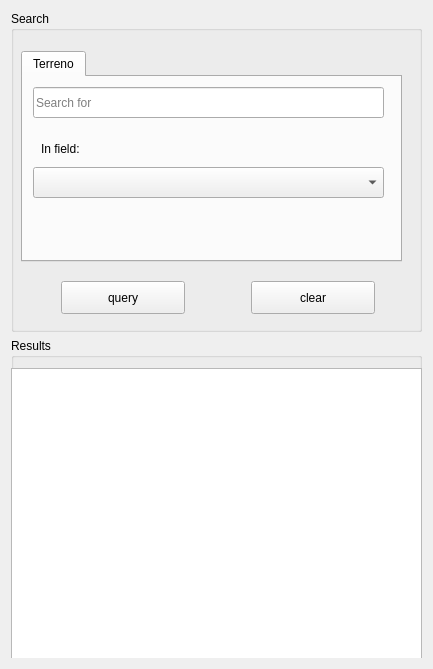
Qt form asistente_ladm_col/ui/dockwidget_queries.ui (SwissTierrasColombia/Asistente-LADM-COL) before a commit.
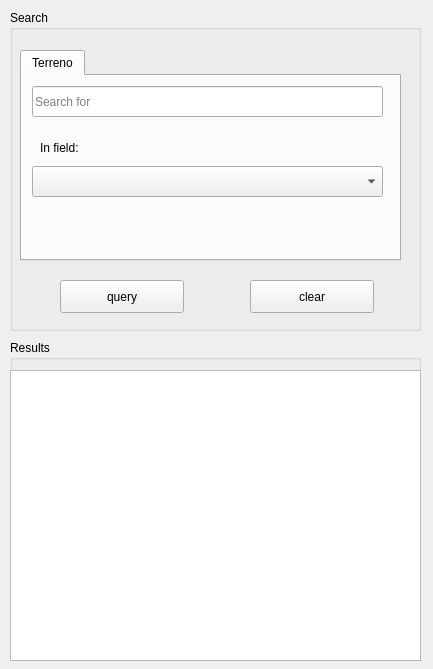
The same form after that commit.

Commit message: [ui] reverting changes in form

The edit to the form file:
```diff
--- a/asistente_ladm_col/ui/dockwidget_queries.ui
+++ b/asistente_ladm_col/ui/dockwidget_queries.ui
@@ -13,9 +13,38 @@
   <property name="windowTitle">
    <string>Form</string>
   </property>
-  <layout class="QVBoxLayout" name="verticalLayout">
-   <item>
+  <widget class="QGroupBox" name="groupBox_2">
+   <property name="geometry">
+    <rect>
+     <x>10</x>
+     <y>340</y>
+     <width>411</width>
+     <height>321</height>
+    </rect>
+   </property>
+   <property name="title">
+    <string>Results</string>
+   </property>
+   <widget class="QTreeView" name="treeView">
+    <property name="geometry">
+     <rect>
+      <x>0</x>
+      <y>30</y>
+      <width>411</width>
+      <height>291</height>
+     </rect>
+    </property>
+   </widget>
+  </widget>
     <widget class="QGroupBox" name="groupBox">
+   <property name="geometry">
+    <rect>
+     <x>10</x>
+     <y>10</y>
+     <width>411</width>
+     <height>321</height>
+    </rect>
+   </property>
      <property name="title">
       <string>Search</string>
      </property>
@@ -103,25 +132,6 @@
       </property>
      </widget>
     </widget>
-   </item>
-   <item>
-    <widget class="QGroupBox" name="groupBox_2">
-     <property name="title">
-      <string>Results</string>
-     </property>
-     <widget class="QTreeView" name="treeView">
-      <property name="geometry">
-       <rect>
-        <x>0</x>
-        <y>30</y>
-        <width>411</width>
-        <height>291</height>
-       </rect>
-      </property>
-     </widget>
-    </widget>
-   </item>
-  </layout>
  </widget>
  <resources/>
  <connections/>
```
Left out of the diff: 4 changed lines with no effect on the pictures. Lines whose indentation alone changed are shown as unchanged.
